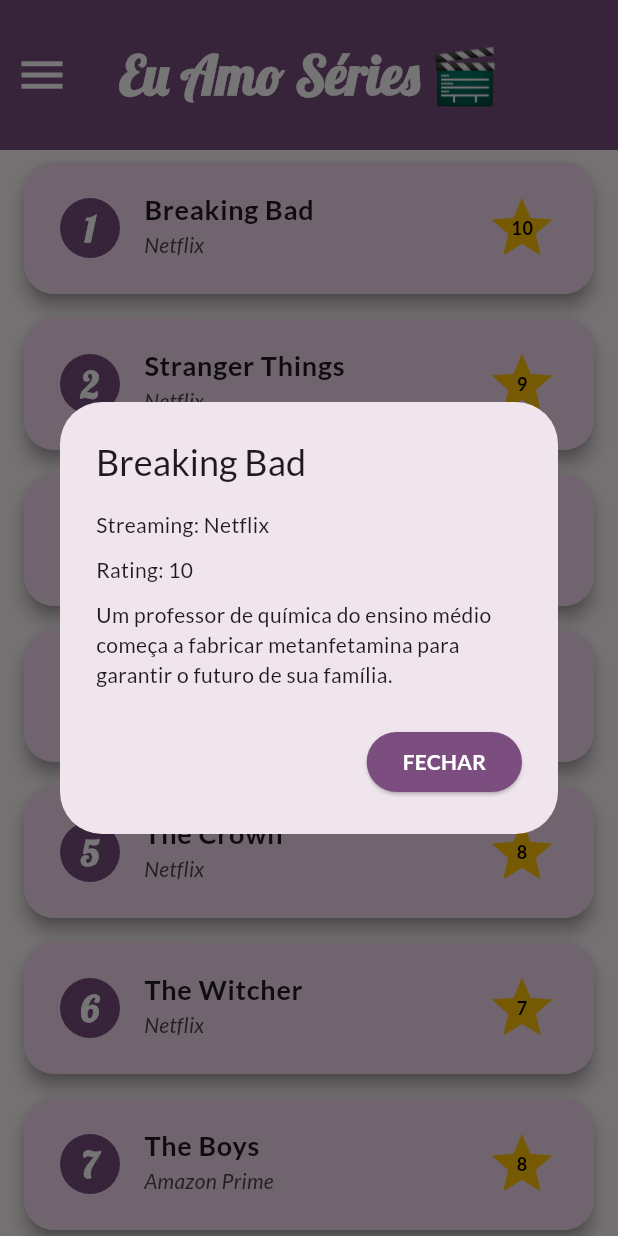
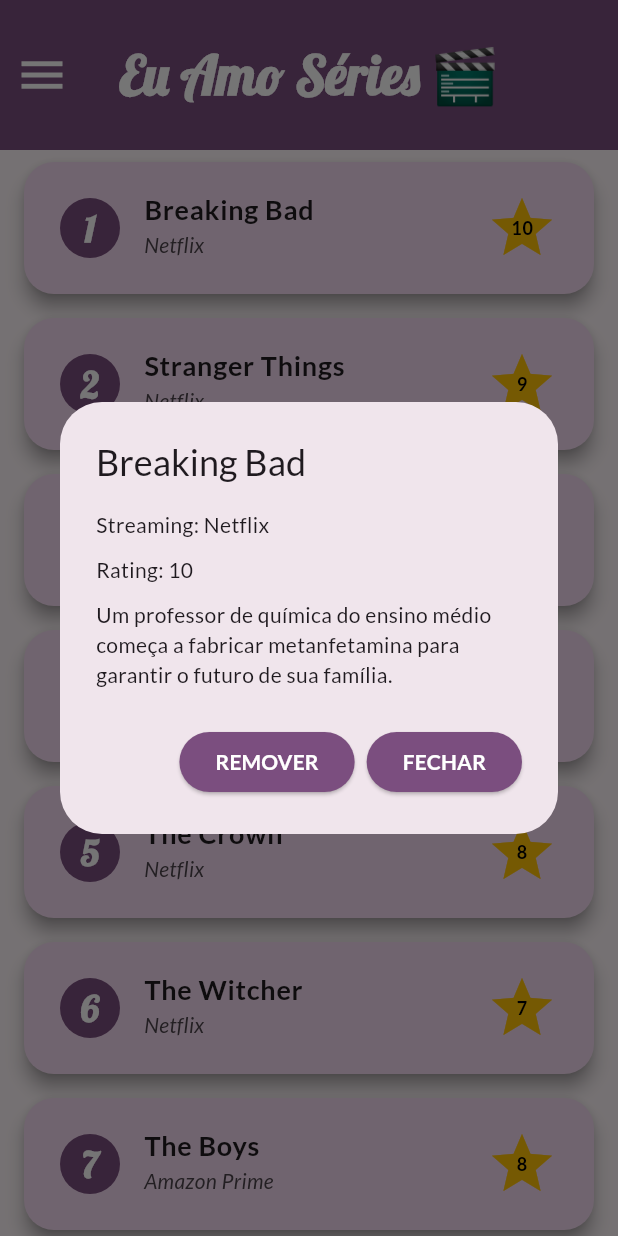
Before and after one commit to anne-pinho/flutter_app2_series, a Flutter app: the screen it shows after launch, after a tap on an icon or button, on a phone screen of 412 x 824 dp. Run offline on Flutter 3.47's test engine with Material 3 defaults, Android fonts, the phone set to English and light mode, and no system bars; our stand-ins replace google_fonts.

Commit message:
add improvements tv show card and add tv show screen

```diff
--- a/lib/main.dart
+++ b/lib/main.dart
@@ -20,12 +20,26 @@ class MainApp extends StatefulWidget {
 class _MainAppState extends State<MainApp> {
   final List<TvShow> tvShows = favTvShowList;
 
+  void addTvShow(TvShow tvShow) {
+    setState(() {
+      tvShows.add(tvShow);
+    });
+  }
+
+  void removeTvShow(TvShow tvShow) {
+    // final index = tvShows.indexWhere(show) => show.title.toLowerCase() == tvShow.title.toLowerCase();
+    setState(() {
+      // tvShows.removeAt(index);
+      tvShows.remove(tvShow);
+    });
+  }
+
   //Screen control
   int currentScreenIndex = 0;
 
   List<Widget> get screens => [
-    TvShowScreen(tvShows: tvShows),
-    AddTvShowScreen(),
+    TvShowScreen(tvShows: tvShows, removeTvShow: removeTvShow),
+    AddTvShowScreen(addTvShow: addTvShow, switchScreen: switchScreen),
   ];
 
   void switchScreen(int index) {
--- a/lib/tv_show_card.dart
+++ b/lib/tv_show_card.dart
@@ -4,10 +4,16 @@ import 'package:flutter_app2_series/tv_show_model.dart';
 import 'package:google_fonts/google_fonts.dart';
 
 class TvShowCard extends StatelessWidget {
-  const TvShowCard({super.key, required this.tvShow, required this.index});
+  const TvShowCard({
+    super.key,
+    required this.tvShow,
+    required this.index,
+    required this.removeTvShow,
+  });
 
   final TvShow tvShow;
   final int index;
+  final Function(TvShow) removeTvShow;
 
   @override
   Widget build(BuildContext context) {
@@ -53,6 +59,20 @@ class TvShowCard extends StatelessWidget {
               ),
               actions: [
                 ElevatedButton(
+                  onPressed: () {
+                    removeTvShow(tvShow);
+                    Navigator.of(context).pop();
+                  },
+                  style: ElevatedButton.styleFrom(
+                    backgroundColor: colorScheme.primary,
+                    foregroundColor: colorScheme.onPrimary,
+                  ),
+                  child: Text(
+                    'REMOVER',
+                    style: TextStyle(fontWeight: FontWeight.bold),
+                  ),
+                ),
+                ElevatedButton(
                   onPressed: () => Navigator.of(context).pop(),
                   style: ElevatedButton.styleFrom(
                     backgroundColor: colorScheme.primary,
--- a/lib/tv_show_screen.dart
+++ b/lib/tv_show_screen.dart
@@ -3,9 +3,14 @@ import 'package:flutter_app2_series/tv_show_card.dart';
 import 'package:flutter_app2_series/tv_show_model.dart';
 
 class TvShowScreen extends StatefulWidget {
-  const TvShowScreen({super.key, required this.tvShows});
+  const TvShowScreen({
+    super.key,
+    required this.tvShows,
+    required this.removeTvShow,
+  });
 
   final List<TvShow> tvShows;
+  final Function(TvShow) removeTvShow;
 
   @override
   State<TvShowScreen> createState() => _TvShowScreenState();
@@ -16,8 +21,11 @@ class _TvShowScreenState extends State<TvShowScreen> {
   Widget build(BuildContext context) {
     return ListView.builder(
       itemCount: widget.tvShows.length,
-      itemBuilder: (context, index) =>
-          TvShowCard(tvShow: widget.tvShows[index], index: index),
+      itemBuilder: (context, index) => TvShowCard(
+        tvShow: widget.tvShows[index],
+        index: index,
+        removeTvShow: widget.removeTvShow,
+      ),
     );
   }
 }
--- a/pubspec.yaml
+++ b/pubspec.yaml
@@ -10,6 +10,7 @@ dependencies:
   flutter:
     sdk: flutter
   google_fonts: ^6.2.1
+  provider: ^6.1.5
 
 dev_dependencies:
   flutter_test:
```
Also changed, not shown: lib/add_tv_show_screen.dart (+10 -1 lines), pubspec.lock.
